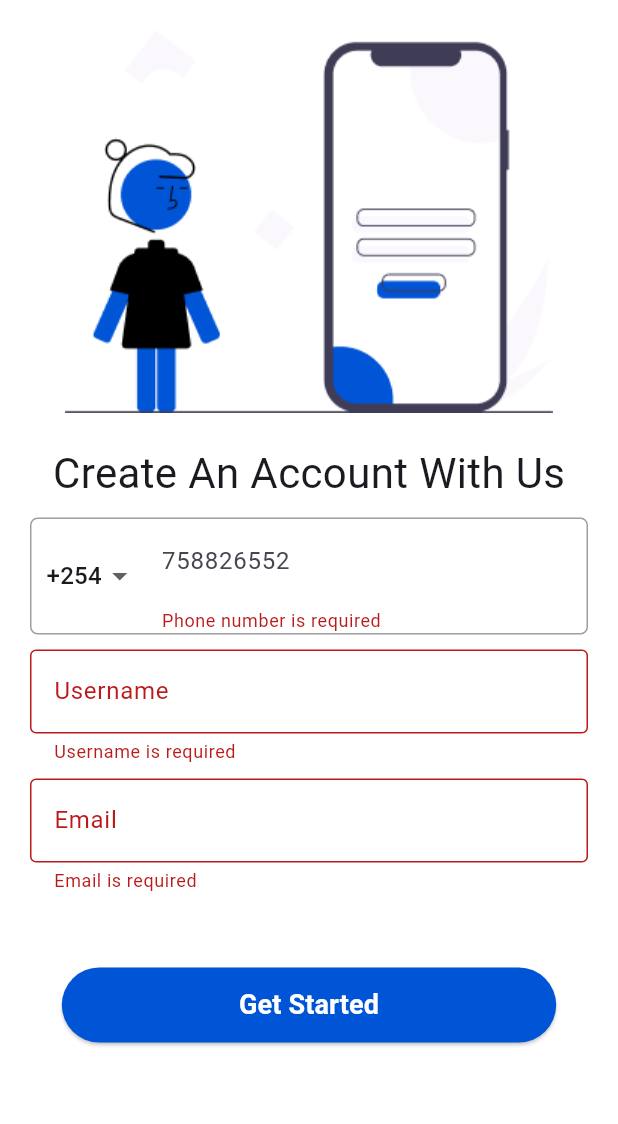
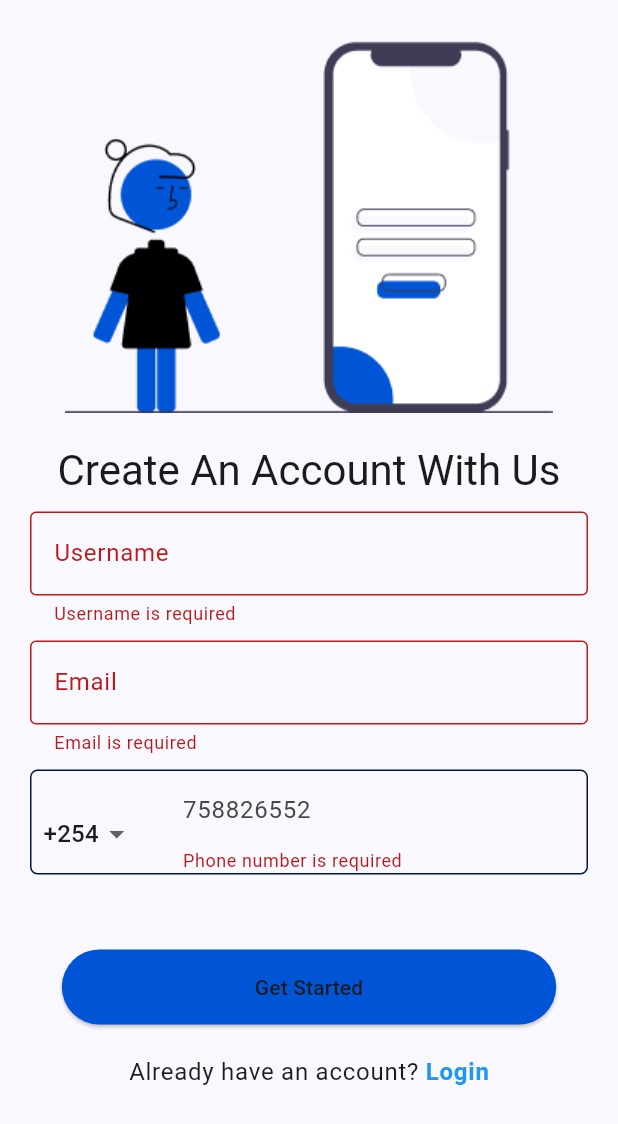
Before and after one commit to kariuki-joseph/advantage, a Flutter app: the screen it shows after launch, after a tap on "Get Started", on a phone screen of 412 x 824 dp. Shown: the top 1124 px of the screen. Run offline on Flutter 3.47's test engine with Material 3 defaults, Android fonts, the phone set to English and light mode, and no system bars; our stand-ins replace cloud_firestore, firebase_core, fluttertoast, geolocator, get, permission_handler and 2 more; accounts and stored records are empty.

Commit message:
fix register screen to use theme colors

```diff
--- a/lib/screens/register.dart
+++ b/lib/screens/register.dart
@@ -1,6 +1,8 @@
 import 'package:advantage/components/primary_button.dart';
+import 'package:advantage/routes/app_page.dart';
 import 'package:advantage/screens/auth/controllers/auth_controller.dart';
 import 'package:advantage/widgets/my_btn_loader.dart';
+import 'package:flutter/gestures.dart';
 import 'package:flutter/material.dart';
 import 'package:get/get.dart';
 
@@ -20,7 +22,6 @@ class _RegisterState extends State<Register> {
   @override
   Widget build(BuildContext context) {
     return Scaffold(
-      backgroundColor: Colors.white,
       body: SingleChildScrollView(
         padding: const EdgeInsets.symmetric(horizontal: 20.0),
         child: Form(
@@ -36,64 +37,9 @@ class _RegisterState extends State<Register> {
                 fit: BoxFit.contain,
               ),
               const SizedBox(height: 20),
-              const Text(
+              Text(
                 "Create An Account With Us",
-                style: TextStyle(fontSize: 28),
-              ),
-              const SizedBox(height: 10),
-              Container(
-                padding: const EdgeInsets.only(left: 10.0),
-                decoration: BoxDecoration(
-                  border: Border.all(color: Colors.grey),
-                  borderRadius: BorderRadius.circular(5),
-                ),
-                child: Row(
-                  children: [
-                    DropdownButton<String>(
-                      underline: const SizedBox(),
-                      value: drowpdownValue,
-                      items: _countryCodes
-                          .map<DropdownMenuItem<String>>((String value) {
-                        return DropdownMenuItem<String>(
-                          value: value,
-                          child: Text(value),
-                        );
-                      }).toList(),
-                      onChanged: (value) {
-                        setState(() {
-                          drowpdownValue = value!;
-                        });
-                      },
-                    ),
-                    Expanded(
-                      child: TextFormField(
-                        decoration: const InputDecoration(
-                          hintText: "758826552",
-                          border:
-                              OutlineInputBorder(borderSide: BorderSide.none),
-                        ),
-                        keyboardType: TextInputType.phone,
-                        validator: (value) {
-                          if (value == null || value.isEmpty) {
-                            return "Phone number is required";
-                          }
-                          if (value.length < 9) {
-                            return "Phone number is too short";
-                          }
-                          if (value.length > 9) {
-                            return "Phone number is too long";
-                          }
-
-                          return null;
-                        },
-                        onChanged: (value) {
-                          authController.phone.value = "$drowpdownValue$value";
-                        },
-                        controller: authController.phoneController,
-                      ),
-                    ),
-                  ],
-                ),
+                style: Get.theme.textTheme.headlineMedium,
               ),
               const SizedBox(height: 10),
               TextFormField(
@@ -137,6 +83,66 @@ class _RegisterState extends State<Register> {
                   return null;
                 },
               ),
+              const SizedBox(height: 10),
+              Container(
+                width: MediaQuery.of(context).size.width,
+                height: 70,
+                decoration: BoxDecoration(
+                  border: Border.all(
+                    color: Get.theme.colorScheme.onPrimaryContainer,
+                  ),
+                  borderRadius: BorderRadius.circular(5),
+                ),
+                child: Padding(
+                  padding: const EdgeInsets.all(8.0),
+                  child: ListTile(
+                    dense: true,
+                    contentPadding: EdgeInsets.zero,
+                    leading: DropdownButton<String>(
+                      underline: const SizedBox(),
+                      value: drowpdownValue,
+                      items: _countryCodes
+                          .map<DropdownMenuItem<String>>((String value) {
+                        return DropdownMenuItem<String>(
+                          value: value,
+                          child: Text(value),
+                        );
+                      }).toList(),
+                      onChanged: (value) {
+                        setState(() {
+                          drowpdownValue = value!;
+                        });
+                      },
+                    ),
+                    title: TextFormField(
+                      decoration: const InputDecoration(
+                        hintText: "758826552",
+                        border: OutlineInputBorder(
+                          borderSide: BorderSide.none,
+                        ),
+                      ),
+                      keyboardType: TextInputType.phone,
+                      validator: (value) {
+                        if (value == null || value.isEmpty) {
+                          return "Phone number is required";
+                        }
+                        if (value.length < 9) {
+                          return "Phone number is too short";
+                        }
+                        if (value.length > 9) {
+                          return "Phone number is too long";
+                        }
+
+                        return null;
+                      },
+                      onChanged: (value) {
+                        authController.phone.value = "$drowpdownValue$value";
+                      },
+                      controller: authController.phoneController,
+                    ),
+                  ),
+                ),
+              ),
               const SizedBox(height: 50),
               Obx(
                 () => PrimaryButton(
@@ -147,15 +153,31 @@ class _RegisterState extends State<Register> {
                   child: authController.isLoading
                       ? const MyBtnLoader(
                           large: true,
-                          color: Colors.white,
                         )
-                      : const Text(
+                      : Text(
                           "Get Started",
-                          style: TextStyle(
-                            fontSize: 18,
-                            fontWeight: FontWeight.bold,
-                          ),
+                          style: Get.theme.textTheme.labelLarge,
                         ),
+                ),
+              ),
+              const SizedBox(height: 20),
+              Center(
+                child: RichText(
+                  text: TextSpan(
+                    text: "Already have an account? ",
+                    style: Get.theme.textTheme.bodyLarge,
+                    children: [
+                      TextSpan(
+                        text: "Login",
+                        style: Get.theme.textTheme.bodyLarge?.copyWith(
+                          color: Colors.blue,
+                          fontWeight: FontWeight.bold,
+                        ),
+                        recognizer: TapGestureRecognizer()
+                          ..onTap = () => Get.toNamed(AppPage.pinLogin),
+                      ),
+                    ],
+                  ),
                 ),
               ),
               const SizedBox(height: 20),
```
